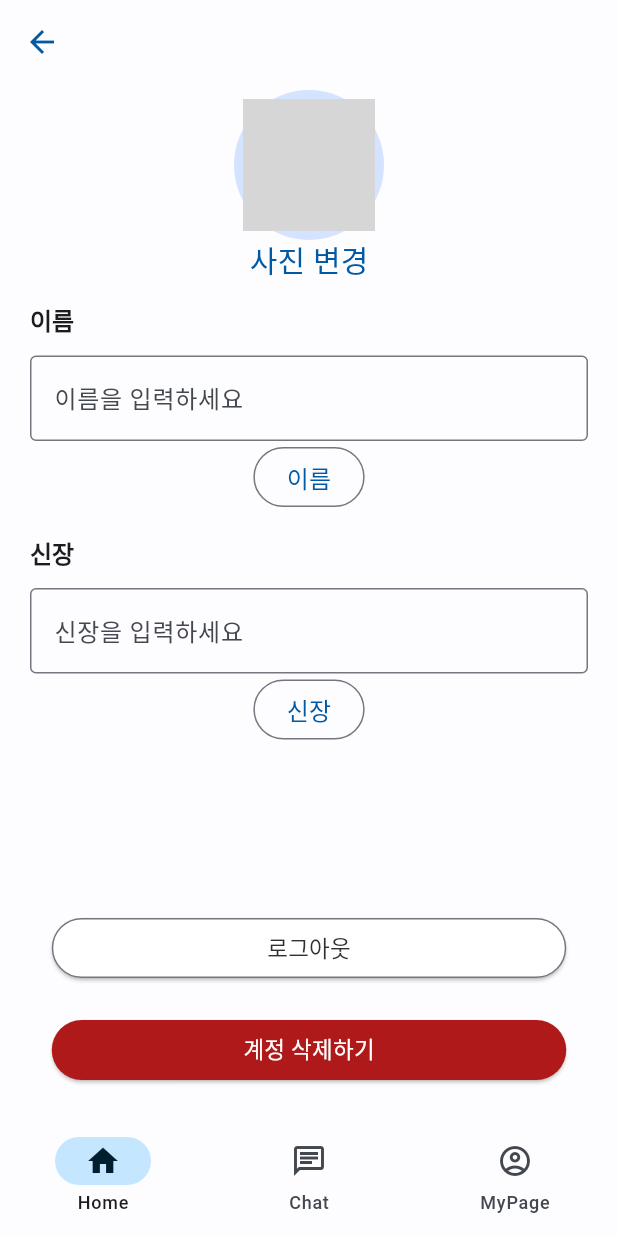
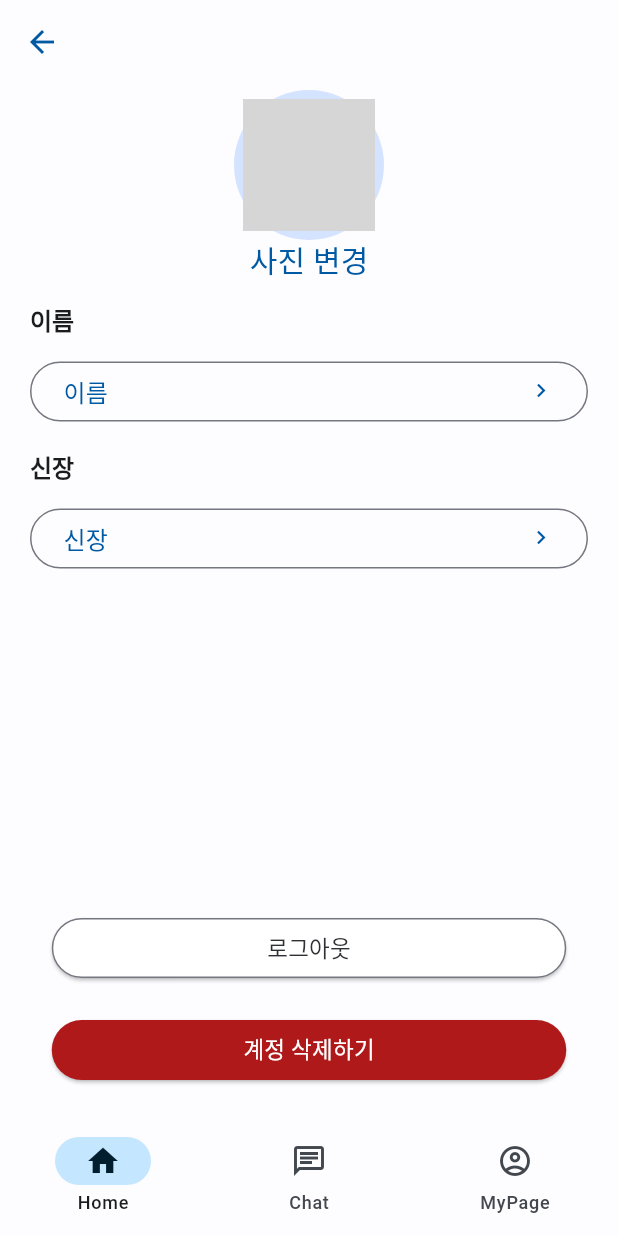
Before and after one commit to sam2244/FitweenV0, a Flutter app: the SettingPage screen opened by its route, on a phone screen of 412 x 824 dp. Run offline on Flutter 3.47's test engine with Material 2 defaults, Android fonts, the phone set to English and light mode, and no system bars; our stand-ins replace carousel_slider, cloud_firestore, dots_indicator, firebase_auth, firebase_core, firebase_storage and 9 more; missing offline and left inert: flutter_shake_animated; accounts and stored records are empty; network calls fail; Roboto replaces fonts that are missing (Noto_Sans_KR); grey boxes are pictures that could not be loaded.

Commit message:
setting page update

```diff
--- a/lib/view/page/setting/setting.dart
+++ b/lib/view/page/setting/setting.dart
@@ -20,9 +20,7 @@ class SettingPage extends StatelessWidget {
               children: const [
                 MyProfileImageButton(),
                 NameTextField(),
-                NameEditButton(),
                 HeightTextField(),
-                HeightEditButton(),
                 Expanded(child: SizedBox()),
                 LogOutButton(),
                 DeleteUserButton(),
--- a/lib/view/page/setting/widget.dart
+++ b/lib/view/page/setting/widget.dart
@@ -62,40 +62,7 @@ class MyProfileImageButton extends StatelessWidget {
   }
 }
 
-class NameEditButton extends StatelessWidget {
-  const NameEditButton({Key? key}) : super(key: key);
-
-  @override
-  Widget build(BuildContext context) {
-    return GetBuilder<SettingPresenter>(
-        builder: (controller) {
-          return OutlinedButton(
-            onPressed: controller.editNamePressed,
-            child: const Text('이름'),
-          );
-        }
-    );
-  }
-}
-
-class HeightEditButton extends StatelessWidget {
-  const HeightEditButton({Key? key}) : super(key: key);
-
-  @override
-  Widget build(BuildContext context) {
-    return GetBuilder<SettingPresenter>(
-        builder: (controller) {
-          return OutlinedButton(
-            onPressed: controller.editHeightPressed,
-            child: const Text('신장'),
-          );
-        }
-    );
-  }
-}
-
 class NameTextField extends StatelessWidget {
-  static final _nameController = TextEditingController();
   const NameTextField({Key? key}) : super(key: key);
 
   @override
@@ -117,39 +84,22 @@ class NameTextField extends StatelessWidget {
                         color: Theme.of(context).colorScheme.onBackground,
                       ),
                     ),
-                    /*TextFormField(
-                      controller: _nameController,
-                      decoration: InputDecoration(
-                        labelText: '이름을 입력하세요',
-                        fillColor: Colors.white,
-                        border: OutlineInputBorder(
-                          borderRadius: BorderRadius.circular(4.0),
-                          borderSide: BorderSide(),
-                        ),
+                    OutlinedButton(
+                      onPressed: () => null,
+                      child: Stack(
+                        children: const <Widget>[
+                          Align(
+                              alignment: Alignment.centerRight,
+                              child: Icon(Icons.keyboard_arrow_right_outlined)
+                          ),
+                          Align(
+                              alignment: Alignment.centerLeft,
+                              child: Text(
+                                "이름",
+                              )
+                          )
+                        ],
                       ),
-                      validator: (value) {
-                        if (value == null || value.isEmpty) {
-                          return '이름을 입력하세요';
-                        }
-                        return null;
-                      },
-                    ),*/
-                    TextFormField(
-                      controller: _nameController,
-                      decoration: InputDecoration(
-                        fillColor: Colors.white,
-                        hintText: '이름을 입력하세요',
-                        border: OutlineInputBorder(
-                          borderRadius: BorderRadius.circular(4.0),
-                          borderSide: const BorderSide(),
-                        ),
-                      ),
-                      validator: (value) {
-                        if (value == null || value.isEmpty) {
-                          return '이름을 입력하세요';
-                        }
-                        return null;
-                      },
                     ),
                   ],
                 ),
@@ -184,22 +134,22 @@ class HeightTextField extends StatelessWidget {
                         color: Theme.of(context).colorScheme.onBackground,
                       ),
                     ),
-                    TextFormField(
-                      controller: _heightController,
-                      decoration: InputDecoration(
-                        fillColor: Colors.white,
-                        hintText: '신장을 입력하세요',
-                        border: OutlineInputBorder(
-                          borderRadius: BorderRadius.circular(4.0),
-                          borderSide: const BorderSide(),
-                        ),
+                    OutlinedButton(
+                      onPressed: () => null,
+                      child: Stack(
+                        children: const <Widget>[
+                          Align(
+                              alignment: Alignment.centerRight,
+                              child: Icon(Icons.keyboard_arrow_right_outlined)
+                          ),
+                          Align(
+                              alignment: Alignment.centerLeft,
+                              child: Text(
+                                "신장",
+                              )
+                          )
+                        ],
                       ),
-                      validator: (value) {
-                        if (value == null || value.isEmpty) {
-                          return '신장을 입력하세요';
-                        }
-                        return null;
-                      },
                     ),
                   ],
                 ),
```
